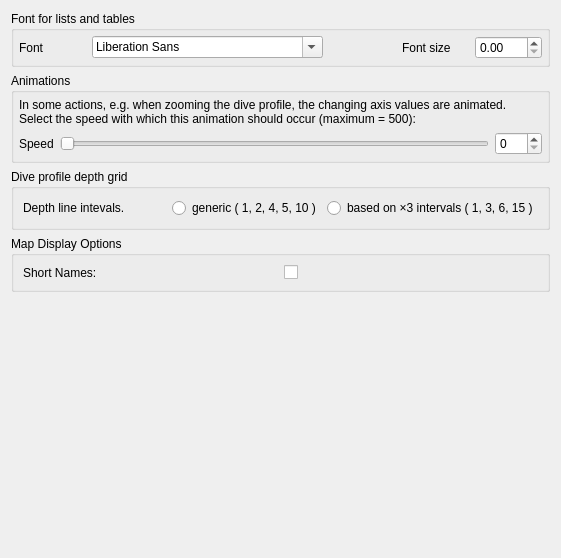
Above: desktop-widgets/preferences/preferences_defaults.ui from subsurface/subsurface before the change. Below: the same form after it.
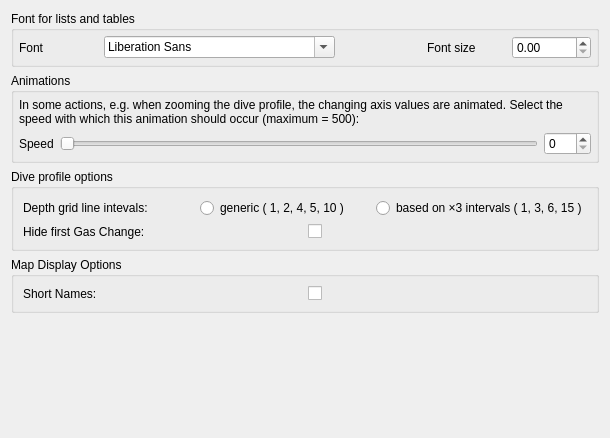
That is the form after the change.

Commit message: feat: add option to show first gaschange event

What changed in the file:
```diff
--- a/desktop-widgets/preferences/preferences_defaults.ui
+++ b/desktop-widgets/preferences/preferences_defaults.ui
@@ -6,8 +6,8 @@
    <rect>
     <x>0</x>
     <y>0</y>
-    <width>561</width>
-    <height>558</height>
+    <width>610</width>
+    <height>438</height>
    </rect>
   </property>
   <property name="windowTitle">
@@ -121,13 +121,15 @@
    <item>
     <widget class="QGroupBox" name="groupBox_gridDepth">
      <property name="title">
-      <string>Dive profile depth grid</string>
+      <string>Dive profile options</string>
      </property>
+     <layout class="QVBoxLayout" name="verticalLayout_2">
+      <item>
      <layout class="QHBoxLayout" name="horizontalLayout">
       <item>
        <widget class="QLabel" name="label">
         <property name="text">
-         <string>Depth line intevals.</string>
+           <string>Depth grid line intevals:</string>
         </property>
        </widget>
       </item>
@@ -146,11 +148,30 @@
        </widget>
       </item>
      </layout>
-    </widget>
-   </item>
-   
+      </item>
+      <item>
+       <layout class="QHBoxLayout" name="horizontalLayout_5">
+        <item>
+         <widget class="QLabel" name="label_hide_first_gaschange">
+          <property name="text">
+           <string>Hide first Gas Change:</string>
+          </property>
+         </widget>
+        </item>
    <item>
-    <widget class="QGroupBox" name="groupBox">
+         <widget class="QCheckBox" name="checkBox_hide_first_gaschange">
+          <property name="text">
+           <string notr="true"/>
+          </property>
+         </widget>
+        </item>
+       </layout>
+      </item>
+     </layout>
+    </widget>
+   </item>
+   <item>
+    <widget class="QGroupBox" name="groupBox_mapDisplay">
      <property name="title">
       <string>Map Display Options</string>
      </property>
```
Left out of the diff: 57 changed lines with no effect on the pictures. Lines whose indentation alone changed are shown as unchanged. The commit also changes 6 other files.
